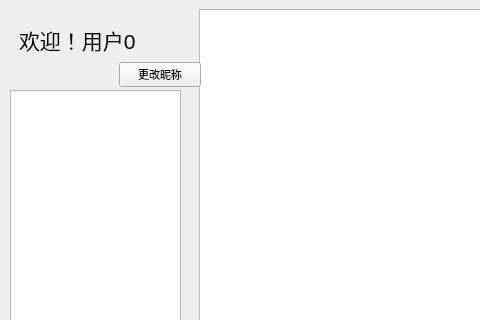
First picture: the form in Client/MainWindow.ui, repository EverLostXI/onlineChatroom, before the edit; both pictures show x 0 to 480 and y 0 to 320 of the 662 by 461 pixel window.
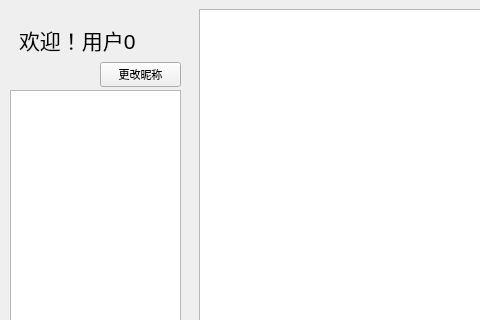
Second picture: the form after the edit.

Patch:
```diff
--- a/Client/MainWindow.ui
+++ b/Client/MainWindow.ui
@@ -130,9 +130,9 @@
   <widget class="QWidget" name="verticalLayoutWidget_7">
    <property name="geometry">
     <rect>
-     <x>119</x>
+     <x>100</x>
      <y>59</y>
-     <width>82</width>
+     <width>81</width>
      <height>31</height>
     </rect>
    </property>
```
